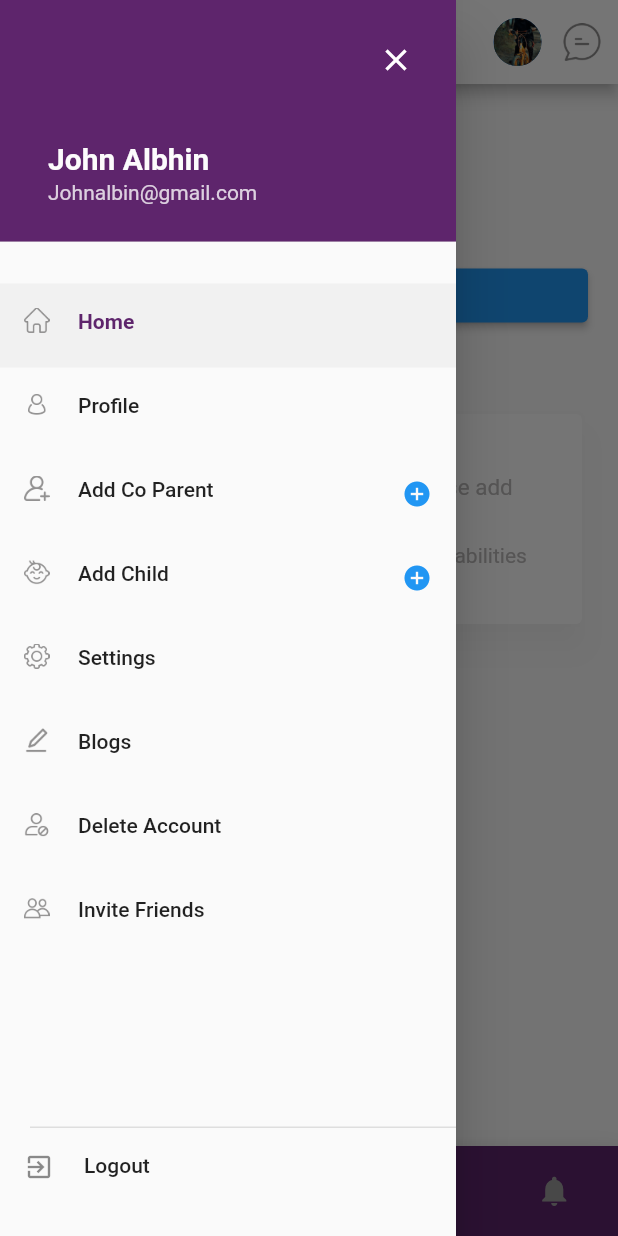
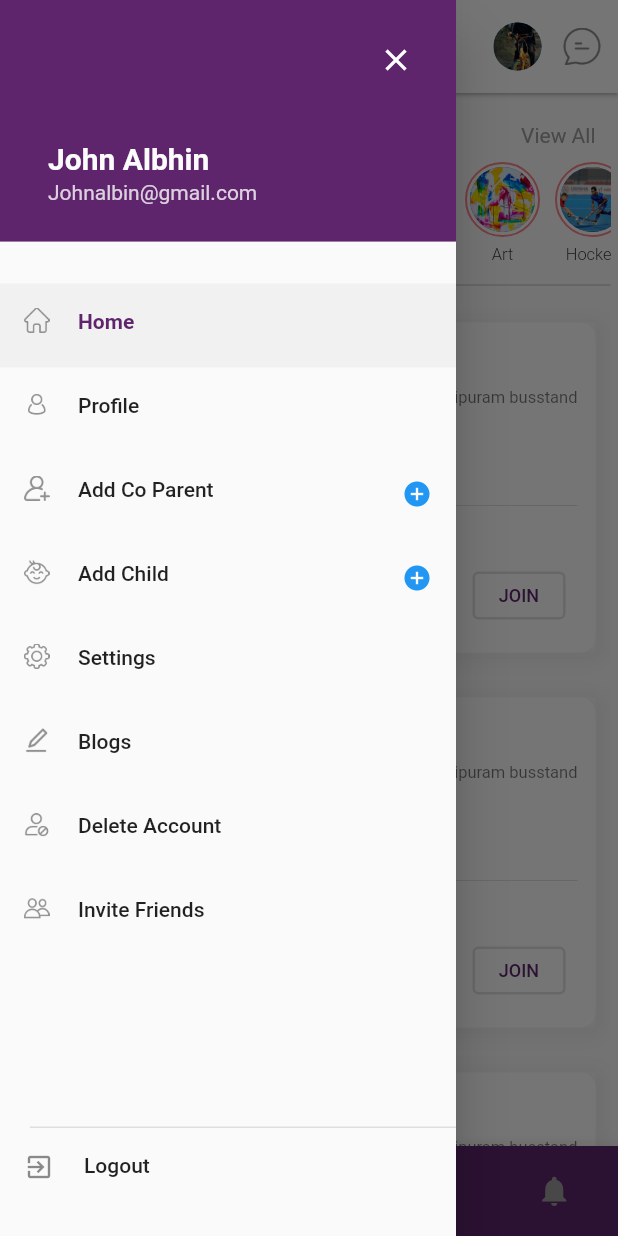
Before and after one commit to pranavskeintech/Playgroup, a Flutter app: the DashBoard screen opened directly, with the side drawer open, on a phone screen of 412 x 824 dp. Run offline on Flutter 3.47's test engine with Material 2 defaults, Android fonts, the light colour scheme and no system bars; drawn by our look-alikes of animated_bottom_navigation_bar; our stand-ins replace chips_choice_null_safety, connectivity_plus, dio, dropdown_button2, firebase_auth, firebase_core and 14 more; missing offline and left inert: country_calling_code_picker, dropdown_plus, flutter_awesome_alert_box, flutter_facebook_auth, social_share; accounts and stored records are empty; generated files the repository leaves out were written again; network calls fail.

Commit message:
home design changes

```diff
--- a/lib/Screens/ChildConfirmation.dart
+++ b/lib/Screens/ChildConfirmation.dart
@@ -300,7 +300,7 @@ class _ChildConfirmationState extends State<ChildConfirmation> {
   }
 
   _GetChild() {
-    var PId = Strings.Parent_Id!.toInt();
+    var PId = Strings.Parent_Id.toInt();
     final api = Provider.of<ApiService>(ctx!, listen: false);
     api.GetChild(PId).then((response) {
       print(response.status);
--- a/lib/Screens/Dashboard.dart
+++ b/lib/Screens/Dashboard.dart
@@ -18,23 +18,21 @@ class DashBoard extends StatefulWidget {
   State<DashBoard> createState() => _DashBoardState();
 }
 
-class _DashBoardState extends State<DashBoard>
-{
+class _DashBoardState extends State<DashBoard> {
   final GlobalKey<ScaffoldState> _scaffoldKey = GlobalKey<ScaffoldState>();
   var _bottomNavIndex = 0;
 
   List<IconData> iconList = [];
 
+  final screens = [
+    HomeScreen(),
+    InitialScreen(),
+    //  Center(child:Text("Past Activities")),
+    //  Center(child:Text("Search")),
+    //  Center(child:Text("Notification")),
 
-  final screens = [
-   // HomeScreen(),
-     InitialScreen(),
-     Center(child:Text("Past Activities")),
-     Center(child:Text("Search")),
-     Center(child:Text("Notification")),
-
-    //SearchScreen(),
-    //NotificationScreen(),
+    SearchScreen(),
+    NotificationScreen(),
   ];
 
   @override
@@ -48,42 +46,61 @@ class _DashBoardState extends State<DashBoard>
   }
 
   @override
-  Widget build(BuildContext context)
-  {
+  Widget build(BuildContext context) {
     return WillPopScope(
       onWillPop: () => showExitPopup(context),
       child: Scaffold(
           key: _scaffoldKey,
           drawer: NavigationDrawer(),
           appBar: AppBar(
+            centerTitle: false,
+            elevation: 1,
+            toolbarHeight: 62,
             // systemOverlayStyle: SystemUiOverlayStyle(statusBarColor: Colors.white),
             backgroundColor: Colors.white,
-          title: Row(
+            title: Transform(
+              transform: Matrix4.translationValues(-15.0, 0, 0),
+              child: Row(
+                mainAxisAlignment: MainAxisAlignment.start,
                 children: [
                   Image.asset(
                     "assets/imgs/appicon.png",
-                width: 32,
-                height: 32,
+                    width: 28,
+                    height: 28,
                   ),
                   const SizedBox(
                     width: 10,
                   ),
                   const Text(
-                "PlayGroup",
-                style:
-                    TextStyle(color: Colors.black, fontWeight: FontWeight.bold),
+                    "Play Group",
+                    style: TextStyle(
+                        fontSize: 17,
+                        color: Colors.black,
+                        fontWeight: FontWeight.bold),
                   ),
                 ],
               ),
+            ),
             actions: [
               InkWell(
-              onTap: (){
+                onTap: () {
                   // Navigator.of(context).push(MaterialPageRoute(
                   // builder: (BuildContext context) => ProfileScreen()));
+                  showDialog<void>(
+                      context: context,
+                      barrierDismissible: true, // user must tap button!
+                      builder: (BuildContext context) {
+                        return AlertDialog(
+                          content: Image(
+                              image: AssetImage(
+                                  "assets/imgs/child5.jpg")), //Hard code for profile image
+                        );
+                      });
                 },
                 child: CircleAvatar(
                   radius: 16,
-                backgroundImage: AssetImage("assets/imgs/child5.jpg"),
+                  backgroundImage: AssetImage(
+                      "assets/imgs/child5.jpg"), //Hard code for profile image
                 ),
               ),
               SizedBox(
@@ -106,18 +123,17 @@ class _DashBoardState extends State<DashBoard>
                   color: Colors.black,
                 )),
           ),
-        floatingActionButton:
-        FloatingActionButton(
+          floatingActionButton: FloatingActionButton(
             onPressed: () {
               // Navigator.of(context).push(MaterialPageRoute(
               //         builder: (BuildContext context) => Choose_Category()));
-
             },
             backgroundColor: Strings.appThemecolor,
             child: Icon(Icons.add),
             //params
           ),
-        floatingActionButtonLocation: FloatingActionButtonLocation.centerDocked,
+          floatingActionButtonLocation:
+              FloatingActionButtonLocation.centerDocked,
           bottomNavigationBar: AnimatedBottomNavigationBar(
               height: 60,
               icons: iconList,
@@ -129,18 +145,15 @@ class _DashBoardState extends State<DashBoard>
               backgroundColor: Strings.appThemecolor,
               activeColor: Colors.white,
               inactiveColor: Colors.grey,
-            onTap: (index)
-            {
-              setState(()
-              {
+              onTap: (index) {
+                setState(() {
                   _bottomNavIndex = index;
                 });
                 print(index);
               }
               //other params
               ),
-         body: screens[_bottomNavIndex]
-      ),
+          body: screens[_bottomNavIndex]),
     );
   }
 }
--- a/lib/Screens/HomeScreen.dart
+++ b/lib/Screens/HomeScreen.dart
@@ -1,16 +1,14 @@
 import 'package:flutter/material.dart';
 import 'package:flutter_staggered_animations/flutter_staggered_animations.dart';
 
-
 class HomeScreen extends StatefulWidget {
-  const HomeScreen({ Key? key }) : super(key: key);
+  const HomeScreen({Key? key}) : super(key: key);
 
   @override
   State<HomeScreen> createState() => _HomeScreenState();
 }
 
-class _HomeScreenState extends State<HomeScreen>
-{
+class _HomeScreenState extends State<HomeScreen> {
   List<String> images = [
     "cricket.jpg",
     "cooking.jpg",
@@ -78,8 +76,8 @@ List<String> images = [
                         decoration: BoxDecoration(
                           shape: BoxShape.circle,
                           border: Border.all(
-                                width: 2,
-                                color: Color.fromARGB(255, 247, 118, 161)),
+                              width: 1.3,
+                              color: Color.fromARGB(255, 251, 132, 138)),
                         ),
                         padding: EdgeInsets.all(2),
                         width: 50,
@@ -93,10 +91,19 @@ List<String> images = [
                       SizedBox(
                         height: 5,
                       ),
-                        Text(activities[index])
+                      Text(activities[index],
+                          style: TextStyle(
+                              fontWeight: FontWeight.w300, fontSize: 11.0))
                     ],
                   );
                 })),
+          ),
+          Divider(
+            height: 4,
+            color: Colors.grey.shade400,
+          ),
+          SizedBox(
+            height: 13,
           ),
           Expanded(
             child: Container(
@@ -111,8 +118,8 @@ List<String> images = [
                           verticalOffset: 50.0,
                           child: FadeInAnimation(
                             child: Container(
-                                margin: EdgeInsets.fromLTRB(10, 0, 10, 20),
-                                height: 250,
+                              margin: EdgeInsets.fromLTRB(10, 10, 10, 20),
+                              height: 220,
                               color: Colors.white,
                               child: Container(
                                 decoration: BoxDecoration(
@@ -121,7 +128,7 @@ List<String> images = [
                                   boxShadow: [
                                     BoxShadow(
                                       color: Colors.grey.withOpacity(0.1),
-                                        blurRadius: 5.0, // soften the shadow
+                                      blurRadius: 8.0, // soften the shadow
                                       spreadRadius: 5.0, //extend the shadow
                                       offset: Offset(
                                         2.0, // Move to right 10  horizontally
@@ -130,27 +137,37 @@ List<String> images = [
                                     )
                                   ],
                                 ),
-                                  padding: EdgeInsets.fromLTRB(20, 10, 20, 0),
+                                padding: EdgeInsets.fromLTRB(13, 2, 12, 0),
                                 child: Column(
-                                    crossAxisAlignment:
-                                        CrossAxisAlignment.start,
+                                  crossAxisAlignment: CrossAxisAlignment.start,
                                   children: [
                                     ListTile(
-                                        isThreeLine: true,
+                                      isThreeLine: false,
                                       //visualDensity: VisualDensity(horizontal: 0, vertical: -4),
                                       contentPadding: EdgeInsets.all(0),
                                       leading: CircleAvatar(
-                                          backgroundImage: AssetImage(
-                                              "assets/imgs/child.jpg"),
+                                        backgroundImage:
+                                            AssetImage("assets/imgs/child.jpg"),
                                       ),
-                                        title: Text("Kingston Jackey"),
+                                      title: Text(
+                                        "Kingston Jackey",
+                                        style: TextStyle(
+                                            fontSize: 13.5,
+                                            fontWeight: FontWeight.w500),
+                                      ),
                                       subtitle: Row(
                                         mainAxisAlignment:
                                             MainAxisAlignment.spaceBetween,
                                         children: [
                                           Row(
                                             children: [
-                                                Text("14 Jan 2021"),
+                                              Text(
+                                                "14 Jan 2021",
+                                                style: TextStyle(
+                                                  fontSize: 11,
+                                                ),
+                                                overflow: TextOverflow.ellipsis,
+                                              ),
                                               SizedBox(width: 5),
                                               Container(
                                                 width: 1,
@@ -161,9 +178,11 @@ List<String> images = [
                                                 width: 5,
                                               ),
                                               Text(
-                                                  "4-5 Pm",
-                                                  overflow:
-                                                      TextOverflow.ellipsis,
+                                                "4-5 pm",
+                                                style: TextStyle(
+                                                  fontSize: 11,
+                                                ),
+                                                overflow: TextOverflow.ellipsis,
                                               )
                                             ],
                                           ),
@@ -172,12 +191,16 @@ List<String> images = [
                                               Icon(
                                                 Icons.location_pin,
                                                 color: Colors.red,
+                                                size: 12.5,
                                               ),
                                               SizedBox(
                                                 width: 3,
                                               ),
                                               Text(
-                                                  "Gandhipuram",
+                                                "Gandhipuram busstand",
+                                                style: TextStyle(
+                                                  fontSize: 11,
+                                                ),
                                                 overflow: TextOverflow.fade,
                                               )
                                             ],
@@ -186,23 +209,26 @@ List<String> images = [
                                       ),
                                     ),
                                     SizedBox(
-                                        height: 20,
+                                      height: 12,
                                     ),
-                                      Text("Art Work - Natural Painting"),
+                                    Text(
+                                      "Art Work - Natural Painting",
+                                      style: TextStyle(fontSize: 13),
+                                    ),
                                     SizedBox(
                                       height: 20,
                                     ),
                                     Divider(
                                       height: 2,
-                                        color: Colors.grey,
+                                      color: Colors.grey.shade300,
                                     ),
                                     SizedBox(height: 10),
                                     Text(
-                                        "Other Participnts",
+                                      "Other Participants",
                                       style: TextStyle(color: Colors.grey),
                                     ),
                                     SizedBox(
-                                        height: 10,
+                                      height: 8,
                                     ),
                                     SizedBox(
                                       height: 50,
@@ -213,36 +239,33 @@ List<String> images = [
                                                 itemCount: 5,
                                                 scrollDirection:
                                                     Axis.horizontal,
-                                                  itemBuilder:
-                                                      ((context, index) {
+                                                itemBuilder: ((context, index) {
                                                   if (index < 4) {
                                                     return Container(
                                                       padding:
                                                           EdgeInsets.all(2),
-                                                        width: 40,
-                                                        height: 40,
+                                                      width: 32,
+                                                      height: 32,
                                                       child: CircleAvatar(
-                                                          backgroundImage:
-                                                              AssetImage(
+                                                        backgroundImage: AssetImage(
                                                             "assets/imgs/${childImgs[index]}"),
                                                       ),
                                                     );
                                                   } else {
                                                     return Container(
                                                       padding:
-                                                            EdgeInsets.all(3),
-                                                        height: 40,
-                                                        width: 40,
+                                                          EdgeInsets.all(2),
+                                                      height: 32,
+                                                      width: 32,
                                                       child: CircleAvatar(
-                                                          backgroundColor:
-                                                              Colors.grey
-                                                                  .withOpacity(
-                                                                      0.3),
+                                                        backgroundColor: Colors
+                                                            .grey
+                                                            .withOpacity(0.3),
                                                         child: Text(
                                                           "3+",
                                                           style: TextStyle(
-                                                                color: Colors
-                                                                    .black,
+                                                              color:
+                                                                  Colors.black,
                                                               fontSize: 12),
                                                         ), //Text
                                                       ),
@@ -251,23 +274,28 @@ List<String> images = [
                                                 })),
                                           ),
                                           SizedBox(
-                                              height: 30,
+                                            height: 32,
+                                            width: 70,
                                             child: Padding(
                                               padding: const EdgeInsets.only(
                                                   right: 8.0),
-                                                child: ElevatedButton(
+                                              child: TextButton(
                                                 onPressed: () {},
                                                 child: Text(
                                                   "JOIN",
                                                   style: TextStyle(
-                                                        color: Colors.black),
+                                                    fontSize: 12,
+                                                    color: Color.fromRGBO(
+                                                        94, 37, 108, 1),
+                                                    // fontWeight:
+                                                    //     FontWeight.w400
                                                   ),
-                                                  style:
-                                                      ElevatedButton.styleFrom(
+                                                ),
+                                                style: TextButton.styleFrom(
                                                   primary: Colors.white,
                                                   side: BorderSide(
-                                                      width: 0.5,
-                                                      color: Colors.grey,
+                                                    width: 1.6,
+                                                    color: Colors.grey.shade300,
                                                   ),
                                                 ),
                                               ),
--- a/pubspec.yaml
+++ b/pubspec.yaml
@@ -40,6 +40,7 @@ dependencies:
   provider: ^6.0.2
   get: ^4.6.1
   flutter_facebook_auth: ^4.3.4
+  flutter_typeahead: ^4.0.0
 
 dev_dependencies:
   flutter_test:
```
Also changed, not shown: lib/Screens/EditChildDetails.dart (+3 -4 lines), lib/Screens/Search.dart (+38 -22 lines), pubspec.lock. Lines whose indentation alone changed are shown as unchanged.
